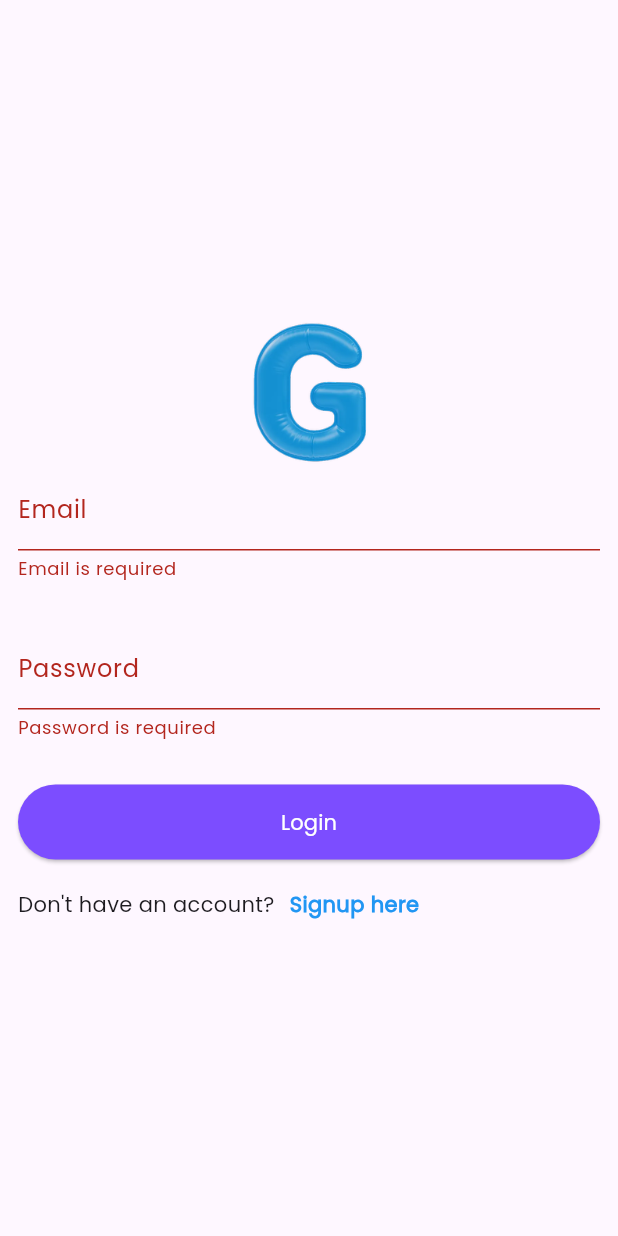
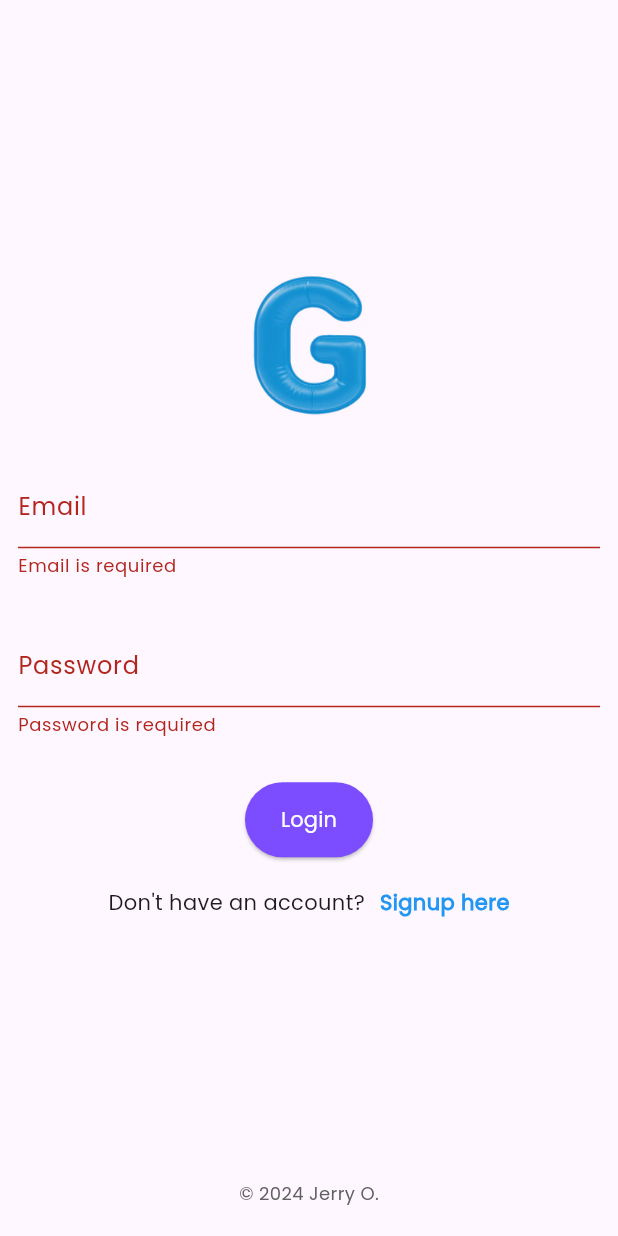
Before and after one commit to ogunbor/globalchat_flutter, a Flutter app: the screen it shows after launch, after a tap on "Login", on a phone screen of 412 x 824 dp. Run offline on Flutter 3.47's test engine with Material 3 defaults, Android fonts, the light colour scheme and no system bars; our stand-ins replace cloud_firestore, firebase_auth, firebase_core; accounts and stored records are empty.

Commit message:
Added copyright

```diff
--- a/lib/screens/dashboard_screen.dart
+++ b/lib/screens/dashboard_screen.dart
@@ -91,19 +91,6 @@ class _DashboardScreenState extends State<DashboardScreen> {
                     });
                   },
                   leading: Icon(Icons.logout),
-                  title: Text("Profile"),
-                ),
-                ListTile(
-                  onTap: () async {
-                    await FirebaseAuth.instance.signOut();
-                    Navigator.pushAndRemoveUntil(context,
-                        MaterialPageRoute(builder: (context) {
-                      return SplashScreen();
-                    }), (route) {
-                      return false;
-                    });
-                  },
-                  leading: Icon(Icons.logout),
                   title: Text("Logout"),
                 ),
               ],
--- a/lib/screens/login_screen.dart
+++ b/lib/screens/login_screen.dart
@@ -1,9 +1,5 @@
-import 'package:flutter/foundation.dart';
 import 'package:flutter/material.dart';
-import 'package:firebase_auth/firebase_auth.dart';
 import 'package:globalchat/controllers/login_controller.dart';
-import 'package:globalchat/controllers/signup_controller.dart';
-import 'package:globalchat/screens/dashboard_screen.dart';
 import 'package:globalchat/screens/signup_screen.dart';
 
 class LoginScreen extends StatefulWidget {
@@ -14,30 +10,31 @@ class LoginScreen extends StatefulWidget {
 }
 
 class _LoginScreenState extends State<LoginScreen> {
-  var userForm = GlobalKey<FormState>();
-
+  final userForm = GlobalKey<FormState>();
   bool isLoading = false;
-
-  TextEditingController email = TextEditingController();
-  TextEditingController password = TextEditingController();
+  final TextEditingController email = TextEditingController();
+  final TextEditingController password = TextEditingController();
 
   @override
   Widget build(BuildContext context) {
     return Scaffold(
-      // appBar: AppBar(
-      //   title: Text('Login'),
-      // ),
-      body: Form(
+      body: Padding(
+        padding: const EdgeInsets.all(12.0),
+        child: Column(
+          crossAxisAlignment: CrossAxisAlignment.center,
+          children: [
+            Spacer(), // Space at the top to center the content
+            Form(
               key: userForm,
-        child: Padding(
-          padding: const EdgeInsets.all(12.0),
               child: Column(
                 mainAxisAlignment: MainAxisAlignment.center,
                 children: [
                   SizedBox(
                     height: 100,
                     width: 100,
-                  child: Image.asset("assets/images/logo.png")),
+                    child: Image.asset("assets/images/logo.png"),
+                  ),
+                  SizedBox(height: 30),
                   TextFormField(
                     autovalidateMode: AutovalidateMode.onUserInteraction,
                     controller: email,
@@ -45,6 +42,7 @@ class _LoginScreenState extends State<LoginScreen> {
                       if (value == null || value.isEmpty) {
                         return 'Email is required';
                       }
+                      return null;
                     },
                     decoration: InputDecoration(label: Text('Email')),
                   ),
@@ -56,6 +54,7 @@ class _LoginScreenState extends State<LoginScreen> {
                       if (value == null || value.isEmpty) {
                         return 'Password is required';
                       }
+                      return null;
                     },
                     obscureText: true,
                     enableSuggestions: false,
@@ -63,61 +62,67 @@ class _LoginScreenState extends State<LoginScreen> {
                     decoration: InputDecoration(label: Text('Password')),
                   ),
                   SizedBox(height: 30),
-              Row(
-                children: [
-                  Expanded(
-                    child: ElevatedButton(
+                  ElevatedButton(
                     style: ElevatedButton.styleFrom(
                       minimumSize: Size(0, 50),
                       foregroundColor: Colors.white,
-                            backgroundColor: Colors.deepPurpleAccent),
+                      backgroundColor: Colors.deepPurpleAccent,
+                    ),
                     onPressed: () async {
                       if (userForm.currentState!.validate()) {
-                            isLoading = true;
-                            setState(() {});
-                            //Create account
+                        setState(() => isLoading = true);
                         await LoginController.login(
                           context: context,
                           email: email.text,
-                                password: password.text);
-
-                            isLoading = false;
-                            setState(() {});
+                          password: password.text,
+                        );
+                        setState(() => isLoading = false);
                       }
                     },
                     child: isLoading
-                            ? Padding(
-                                padding: const EdgeInsets.all(8.0),
-                                child: CircularProgressIndicator(
-                                  color: Colors.white,
-                                ),
-                              )
-                            : Text('Login')),
-                  ),
-                ],
+                        ? CircularProgressIndicator(color: Colors.white)
+                        : Text('Login'),
                   ),
                   SizedBox(height: 20),
                   Row(
+                    mainAxisAlignment: MainAxisAlignment.center,
                     children: [
                       Text("Don't have an account?"),
                       SizedBox(width: 10),
                       InkWell(
                         onTap: () {
-                      Navigator.push(context,
-                          MaterialPageRoute(builder: (context) {
-                        return SignupScreen();
-                      }));
+                          Navigator.push(
+                            context,
+                            MaterialPageRoute(
+                              builder: (context) => SignupScreen(),
+                            ),
+                          );
                         },
                         child: Text(
                           "Signup here",
                           style: TextStyle(
-                          color: Colors.blue, fontWeight: FontWeight.bold),
+                            color: Colors.blue,
+                            fontWeight: FontWeight.bold,
+                          ),
                         ),
                       ),
                     ],
-              )
+                  ),
                 ],
               ),
+            ),
+            Spacer(), // Space at the bottom to push copyright down
+            Padding(
+              padding: const EdgeInsets.all(8.0),
+              child: Text(
+                "© 2024 Jerry O.",
+                style: TextStyle(
+                  fontSize: 12,
+                  color: Colors.grey[700],
+                ),
+              ),
+            ),
+          ],
         ),
       ),
     );
```
Lines whose indentation alone changed are shown as unchanged.
